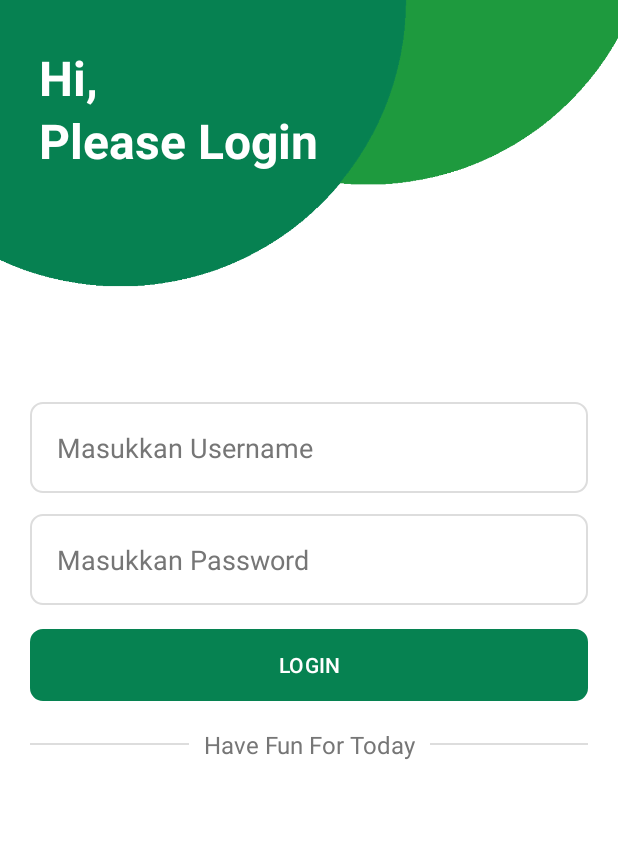
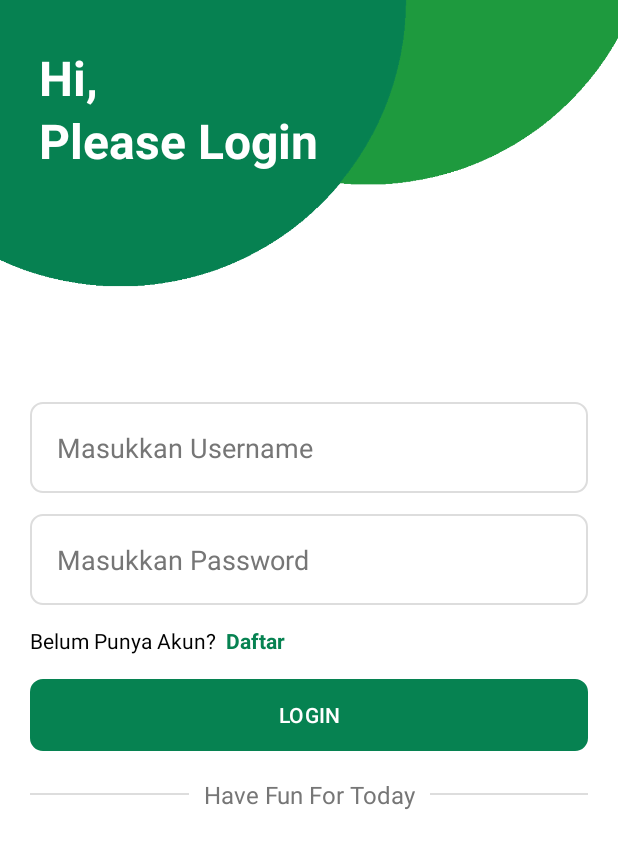
Before and after one commit to MunMunDev/E-Kalontong, an Android app: the screen it shows after launch (LoginActivity), on a phone screen of 412 x 824 dp. Shown: the top 848 px of the screen. Run offline under Robolectric (Android 15) with nearby library versions, the phone set to English and light mode, and no system bars; our stand-ins replace Dagger/Hilt's generated code.

Commit message:
commit update login activity. Add button to register activity

```diff
--- a/app/src/main/java/com/abcd/e_kalontong/ui/activity/login/LoginActivity.kt
+++ b/app/src/main/java/com/abcd/e_kalontong/ui/activity/login/LoginActivity.kt
@@ -4,14 +4,11 @@ import android.content.Intent
 import android.os.Bundle
 import android.os.Handler
 import android.widget.Toast
-import androidx.activity.enableEdgeToEdge
 import androidx.activity.viewModels
 import androidx.appcompat.app.AppCompatActivity
-import androidx.core.view.ViewCompat
-import androidx.core.view.WindowInsetsCompat
-import com.abcd.e_kalontong.R
 import com.abcd.e_kalontong.data.model.UserModel
 import com.abcd.e_kalontong.databinding.ActivityLoginBinding
+import com.abcd.e_kalontong.ui.activity.register.RegisterActivity
 import com.abcd.e_kalontong.ui.activity.user.main.MainActivity
 import com.abcd.e_kalontong.utils.LoadingAlertDialog
 import com.abcd.e_kalontong.utils.SharedPreferencesLogin
@@ -41,13 +38,24 @@ class LoginActivity : AppCompatActivity() {
     }
 
     private fun button(){
-//        btnDaftar()
+        loginBinding.apply {
+            btnLogin.setOnClickListener {
                 btnLogin()
+            }
+            tvDaftar.setOnClickListener {
+                btnDaftar()
+            }
+        }
+    }
+
+    private fun btnDaftar() {
+        loginBinding.tvDaftar.setOnClickListener {
+            startActivity(Intent(this@LoginActivity, RegisterActivity::class.java))
+        }
     }
 
     private fun btnLogin() {
         loginBinding.apply {
-            btnLogin.setOnClickListener{
             if(etUsername.text.isNotEmpty() && etPassword.text.isNotEmpty()){
                 loading.alertDialogLoading(this@LoginActivity)
                 fetchUsers(etUsername.text.toString(), etPassword.text.toString())
@@ -58,7 +66,6 @@ class LoginActivity : AppCompatActivity() {
                 }
                 if(etPassword.text.isEmpty()){
                     etPassword.error = "Masukkan Password"
-                    }
                 }
             }
         }
@@ -122,6 +129,7 @@ class LoginActivity : AppCompatActivity() {
     }
 
     private var tapDuaKali = false
+    @Deprecated("Deprecated in Java")
     override fun onBackPressed() {
         if (tapDuaKali){
             super.onBackPressed()
--- a/app/src/main/res/layout/activity_login.xml
+++ b/app/src/main/res/layout/activity_login.xml
@@ -12,10 +12,12 @@
         android:id="@+id/ivTopHeader"
         android:layout_width="match_parent"
         android:layout_height="230dp"
+        android:contentDescription="Background Top"
         app:layout_constraintStart_toStartOf="parent"
         app:layout_constraintTop_toTopOf="parent"
         android:src="@drawable/top_background_login"
-        android:scaleType="centerCrop"/>
+        android:scaleType="centerCrop"
+        tools:ignore="HardcodedText" />
 
     <TextView
         android:layout_width="wrap_content"
@@ -28,7 +30,8 @@
         android:textSize="32sp"
         android:textColor="@color/white"
         android:textStyle="bold"
-        android:lineSpacingExtra="4dp"/>
+        android:lineSpacingExtra="4dp"
+        tools:ignore="HardcodedText" />
 
     <androidx.constraintlayout.widget.ConstraintLayout
         android:layout_width="match_parent"
@@ -49,7 +52,8 @@
             android:hint="Masukkan Username"
             android:textColorHint="@color/abuabu_tua"
             android:inputType="text"
-            android:maxLength="30"/>
+            android:maxLength="30"
+            tools:ignore="HardcodedText" />
 
         <EditText
             android:id="@+id/etPassword"
@@ -62,19 +66,46 @@
             android:hint="Masukkan Password"
             android:textColorHint="@color/abuabu_tua"
             android:inputType="textPassword"
-            android:maxLength="16"/>
+            android:maxLength="16"
+            tools:ignore="HardcodedText" />
 
+        <TextView
+            android:id="@+id/titleKeterangan"
+            android:layout_width="wrap_content"
+            android:layout_height="wrap_content"
+            app:layout_constraintTop_toBottomOf="@id/etPassword"
+            app:layout_constraintStart_toStartOf="parent"
+            android:layout_marginTop="14dp"
+            android:text="Belum Punya Akun? "
+            android:textColor="@color/black"
+            android:textSize="14sp"
+            tools:ignore="HardcodedText" />
+
+        <TextView
+            android:id="@+id/tvDaftar"
+            android:layout_width="wrap_content"
+            android:layout_height="wrap_content"
+            app:layout_constraintTop_toBottomOf="@id/etPassword"
+            app:layout_constraintStart_toEndOf="@+id/titleKeterangan"
+            android:layout_marginStart="3dp"
+            android:layout_marginTop="14dp"
+            android:text="Daftar"
+            android:textColor="@color/primaryColor"
+            android:textSize="14sp"
+            android:textStyle="bold"
+            tools:ignore="HardcodedText" />
 
         <Button
             android:id="@+id/btnLogin"
             android:layout_width="match_parent"
             android:layout_height="wrap_content"
-            app:layout_constraintTop_toBottomOf="@id/etPassword"
+            app:layout_constraintTop_toBottomOf="@id/titleKeterangan"
             android:layout_marginTop="16dp"
             android:text="Login"
             android:textColor="@color/white"
             android:textAllCaps="true"
-            android:background="@drawable/bg_btn"/>
+            android:background="@drawable/bg_btn"
+            tools:ignore="HardcodedText" />
 
         <View
             android:id="@+id/vPembatas"
@@ -97,7 +128,8 @@
             android:textColor="@color/abuabu_tua"
             android:background="@color/white"
             android:paddingStart="10dp"
-            android:paddingEnd="10dp"/>
+            android:paddingEnd="10dp"
+            tools:ignore="HardcodedText" />
 
     </androidx.constraintlayout.widget.ConstraintLayout>
 </androidx.constraintlayout.widget.ConstraintLayout>
```
Lines whose indentation alone changed are shown as unchanged.
